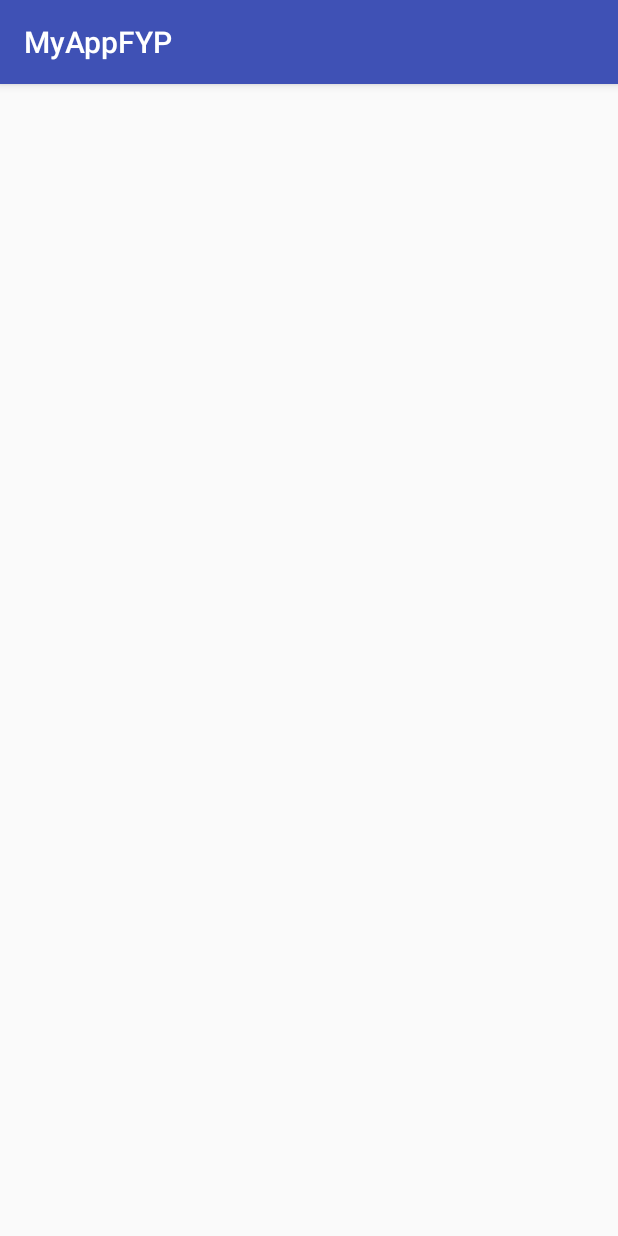
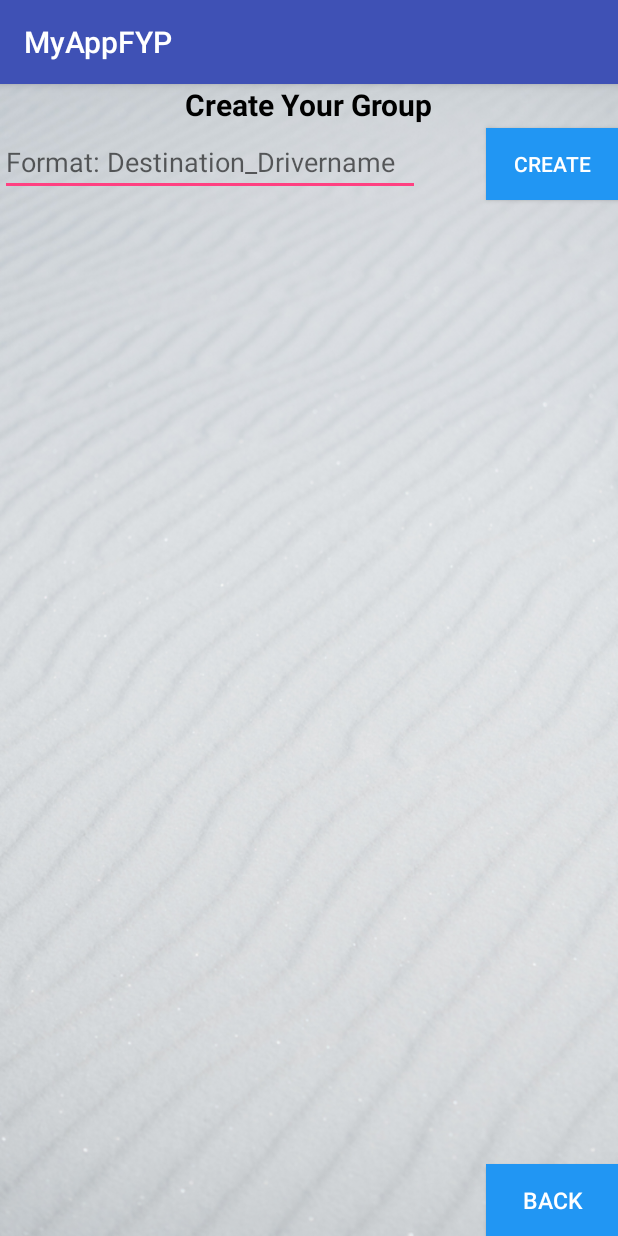
Before and after one commit to mrkoppy/MyAppFYP2, an Android app: the Chatroom screen opened directly, with no data from a screen before it, on a phone screen of 412 x 824 dp. Run offline under Robolectric (Android 15) with nearby library versions, the light colour scheme and no system bars; our stand-ins replace Firebase (no records; nobody signed in at launch, a user with empty details on screens opened directly).

Commit message:
- groupchat done - support up to unlimited person chat together

```diff
--- a/app/src/main/AndroidManifest.xml
+++ b/app/src/main/AndroidManifest.xml
@@ -51,7 +51,8 @@
         <activity android:name=".Driver_CrRoute" />
         <activity android:name=".my_available_trip_insidedata" />
         <activity android:name=".ratings_comment" />
-        <activity android:name=".Chatroom"></activity>
+        <activity android:name=".Chatroom" />
+        <activity android:name=".Insidechatroom" />
     </application>
 
 </manifest>
--- a/app/src/main/java/com/example/mrkoppy/myappfyp/Chatroom.java
+++ b/app/src/main/java/com/example/mrkoppy/myappfyp/Chatroom.java
@@ -1,13 +1,123 @@
 package com.example.mrkoppy.myappfyp;
 
+import android.content.DialogInterface;
+import android.content.Intent;
 import android.os.Bundle;
+import android.support.v7.app.AlertDialog;
 import android.support.v7.app.AppCompatActivity;
+import android.view.View;
+import android.widget.AdapterView;
+import android.widget.ArrayAdapter;
+import android.widget.EditText;
+import android.widget.ListView;
+import android.widget.TextView;
+import android.widget.Toast;
+
+import com.google.firebase.database.DataSnapshot;
+import com.google.firebase.database.DatabaseError;
+import com.google.firebase.database.DatabaseReference;
+import com.google.firebase.database.FirebaseDatabase;
+import com.google.firebase.database.ValueEventListener;
+
+import java.util.ArrayList;
+import java.util.HashMap;
+import java.util.HashSet;
+import java.util.Iterator;
+import java.util.Set;
 
 public class Chatroom extends AppCompatActivity {
+
+    DatabaseReference references;
+    EditText editText, name;
+    ListView listView;
+    ArrayList<String> list;
+    ArrayAdapter<String> adapter;
+    String Sname;
 
     @Override
     protected void onCreate(Bundle savedInstanceState) {
         super.onCreate(savedInstanceState);
         setContentView(R.layout.activity_chatroom);
+        editText = (EditText)findViewById(R.id.editText);
+        listView = (ListView)findViewById(R.id.listView) ;
+        list = new ArrayList<>();
+
+        adapter = new ArrayAdapter<String>(this,android.R.layout.simple_list_item_1,list);
+
+        listView.setAdapter(adapter);
+        references = FirebaseDatabase.getInstance().getReference().getRoot();
+        requestname();
+
+
+        references.addValueEventListener(new ValueEventListener() {
+            @Override
+            public void onDataChange(DataSnapshot dataSnapshot) {
+                Set<String> mset = new HashSet<String>();
+                Iterator i = dataSnapshot.getChildren().iterator();
+                while(i.hasNext()){
+                    mset.add(((DataSnapshot) i.next()).getKey());
+                }
+
+                list.clear();
+                list.addAll(mset);
+                adapter.notifyDataSetChanged();
+            }
+
+            @Override
+            public void onCancelled(DatabaseError databaseError) {
+                Toast.makeText(getApplicationContext(),"Try again, your network may facing problem",Toast.LENGTH_LONG).show();
+            }
+        });
+
+        listView.setOnItemClickListener(new AdapterView.OnItemClickListener() {
+            @Override
+            public void onItemClick(AdapterView<?> adapterView, View view, int i, long l) {
+                Intent intent = new Intent(Chatroom.this,Insidechatroom.class);
+                intent.putExtra("Roomname", ((TextView) view).getText().toString());
+                intent.putExtra("Username", Sname);
+                startActivity(intent);
+            }
+        });
+
+    }
+
+    public void requestname(){
+        final AlertDialog.Builder alertDialog = new AlertDialog.Builder(this);
+        alertDialog.setTitle("Enter Your Name");
+        name = new EditText(this);
+        alertDialog.setView(name);
+        alertDialog.setPositiveButton("OK", new DialogInterface.OnClickListener() {
+            @Override
+            public void onClick(DialogInterface dialogInterface, int i) {
+                    Sname = name.getText().toString();
+            }
+        });
+
+        alertDialog.setNegativeButton("Cancel", new DialogInterface.OnClickListener() {
+               @Override
+               public void onClick(DialogInterface dialogInterface, int i) {
+                   dialogInterface.cancel();
+                   requestname();
+               }
+           });
+
+        alertDialog.show();
+    }
+
+
+    /*Get created chatroom name and hash it to firebase*/
+    /*Update real time to firebase */
+    public void create_chatroom(View view){
+        HashMap<String,Object> hashMap = new HashMap<>();
+        hashMap.put(editText.getText().toString(),"");
+        references.updateChildren(hashMap);
+
+        list.add(editText.getText().toString());
+        adapter.notifyDataSetChanged();
+    }
+
+    public void btnreturnmainmenu(View view){
+        Intent intent = new Intent(Chatroom.this,trip.class);
+        startActivity(intent);
     }
 }
--- a/app/src/main/java/com/example/mrkoppy/myappfyp/trip.java
+++ b/app/src/main/java/com/example/mrkoppy/myappfyp/trip.java
@@ -91,6 +91,8 @@ public class trip extends AppCompatActivity {
 
                 else if(id == R.id.chatroom){
                     Toast.makeText(trip.this,"Group Chatroom",Toast.LENGTH_SHORT).show();
+                    Intent intent = new Intent(trip.this,Chatroom.class);
+                    startActivity(intent);
                 }
 
                 else if(id == R.id.alert){
--- a/app/src/main/res/layout/activity_chatroom.xml
+++ b/app/src/main/res/layout/activity_chatroom.xml
@@ -1,8 +1,82 @@
 <?xml version="1.0" encoding="utf-8"?>
-<RelativeLayout xmlns:android="http://schemas.android.com/apk/res/android"
+<RelativeLayout
+    xmlns:android="http://schemas.android.com/apk/res/android"
     xmlns:tools="http://schemas.android.com/tools"
     android:layout_width="match_parent"
     android:layout_height="match_parent"
-    tools:context=".Chatroom">
+    tools:context=".Chatroom"
+    android:background="@drawable/bg2">
+
+    <RelativeLayout
+        android:layout_width="wrap_content"
+        android:layout_height="wrap_content"
+        android:layout_alignParentTop="true"
+        android:layout_centerHorizontal="true"
+        android:gravity="center">
+
+        <TextView
+            android:layout_width="wrap_content"
+            android:layout_height="wrap_content"
+            android:layout_alignParentStart="true"
+            android:layout_alignParentTop="true"
+            android:text="Create Your Group"
+            android:textColor="#000"
+            android:textSize="20sp"
+            android:textStyle="bold"
+            android:layout_alignParentLeft="true" />
+
+    </RelativeLayout>
+
+    <EditText
+        android:id="@+id/editText"
+        android:layout_width="280dp"
+        android:layout_height="wrap_content"
+        android:layout_alignParentStart="true"
+        android:layout_alignParentTop="true"
+        android:layout_marginTop="29dp"
+        android:hint="Format: Destination_Drivername"
+        android:inputType="textPersonName"
+        android:layout_alignParentLeft="true" />
+
+   <!-- <EditText
+        android:id="@+id/editText"
+        android:layout_width="280dp"
+        android:layout_height="wrap_content"
+        android:layout_alignParentTop="true"
+        android:layout_alignParentLeft="true"
+        android:layout_alignParentStart="true" />-->
+
+    <Button
+        android:id="@+id/button"
+        android:layout_width="wrap_content"
+        android:layout_height="wrap_content"
+        android:layout_alignParentEnd="true"
+        android:layout_alignTop="@+id/editText"
+        android:background="#2196F3"
+        android:onClick="create_chatroom"
+        android:text="Create"
+        android:textColor="#fff"
+        android:layout_alignParentRight="true" />
+
+    <ListView
+        android:layout_width="wrap_content"
+        android:layout_height="wrap_content"
+        android:id="@+id/listView"
+        android:layout_below="@+id/button"
+        android:layout_alignParentLeft="true"
+        android:layout_alignParentStart="true" />
+
+    <Button
+        android:id="@+id/btnRedMMRider"
+        android:layout_width="wrap_content"
+        android:layout_height="wrap_content"
+        android:layout_alignParentBottom="true"
+        android:layout_alignParentEnd="true"
+        android:background="#2196F3"
+        android:onClick="btnreturnmainmenu"
+        android:text="Back"
+        android:textSize="15sp"
+        android:textColor="#fff"
+        android:layout_alignParentRight="true" />
 
 </RelativeLayout>
```
Also changed, not shown: app/src/main/java/com/example/mrkoppy/myappfyp/Insidechatroom.java (added, +123 -0 lines), app/src/main/res/layout/activity_insidechatroom.xml (added, +54 -0 lines).
